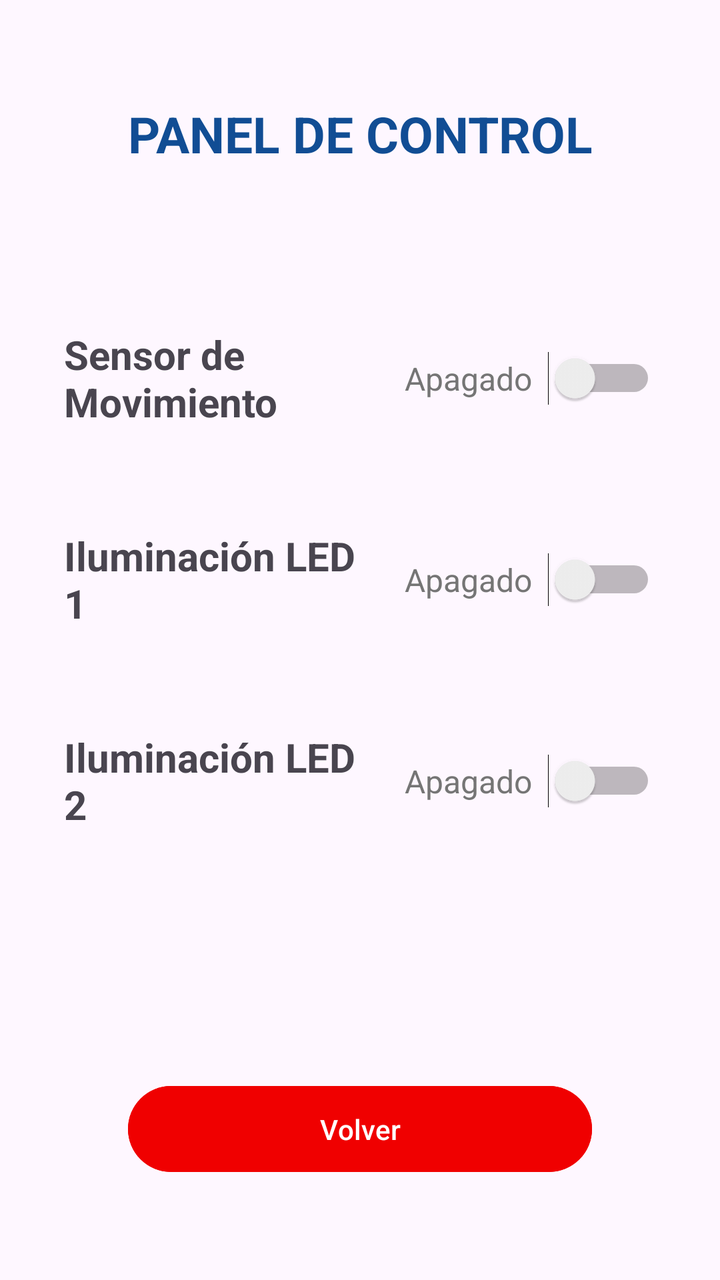
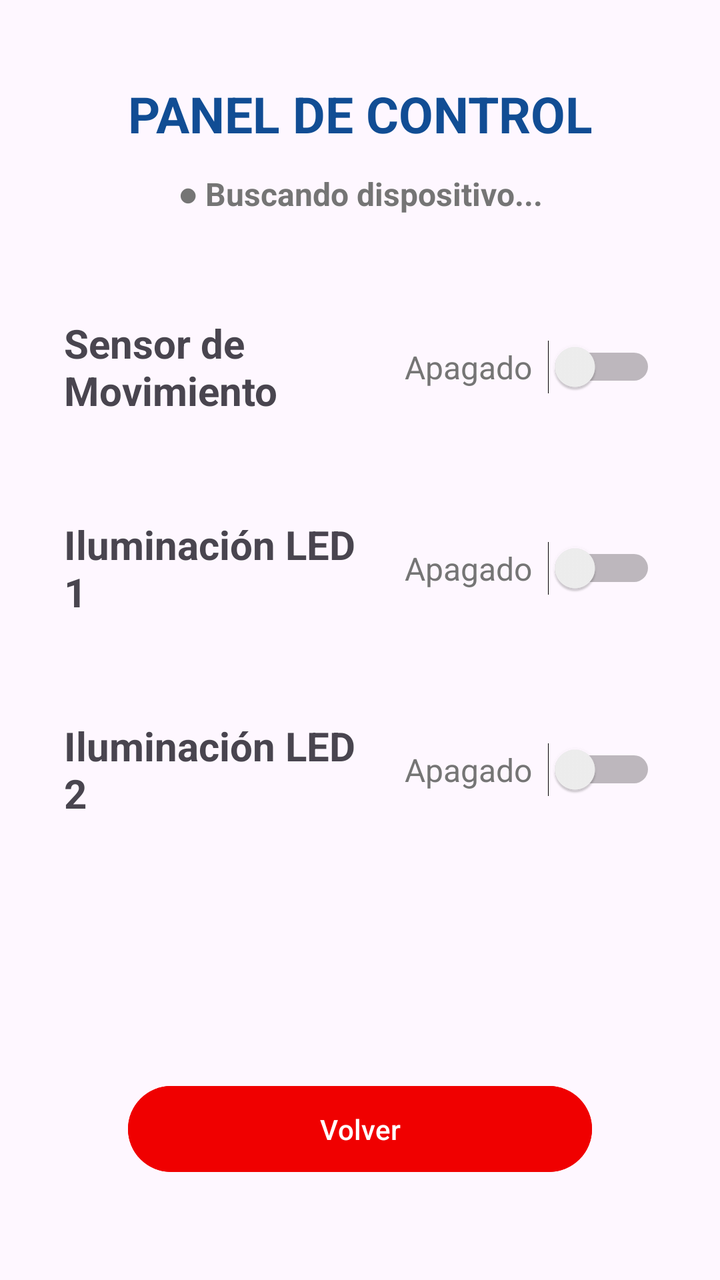

Before-and-after screenshots of an Android layout around one commit, followed by the original layout XML and the change that was made.
<!-- AndroidManifest.xml: application theme Theme.ProyectoIot -->
<!-- res/layout/activity_actuador.xml -->
<?xml version="1.0" encoding="utf-8"?>
<androidx.constraintlayout.widget.ConstraintLayout xmlns:android="http://schemas.android.com/apk/res/android"
    xmlns:app="http://schemas.android.com/apk/res-auto"
    xmlns:tools="http://schemas.android.com/tools"
    android:id="@+id/main"
    android:layout_width="match_parent"
    android:layout_height="match_parent"
    tools:context=".ActuadorActivity">

  
  <TextView
      android:id="@+id/titulo_control"
      android:layout_width="0dp"
      android:layout_height="wrap_content"
      android:layout_marginStart="32dp"
      android:layout_marginTop="50dp"
      android:layout_marginEnd="32dp"
      android:text="PANEL DE CONTROL"
      android:textAlignment="center"
      android:textColor="#114d94"
      android:textSize="25sp"
      android:textStyle="bold"
      app:layout_constraintEnd_toEndOf="parent"
      app:layout_constraintStart_toStartOf="parent"
      app:layout_constraintTop_toTopOf="parent" />

  
  
  
  <TextView
      android:id="@+id/label_sensor"
      android:layout_width="0dp"
      android:layout_height="wrap_content"
      android:layout_marginStart="32dp"
      android:layout_marginTop="80dp"
      android:layout_marginEnd="16dp"
      android:text="Sensor de Movimiento"
      android:textSize="20sp"
      android:textStyle="bold"
      app:layout_constraintEnd_toStartOf="@+id/switch_sensor"
      app:layout_constraintStart_toStartOf="parent"
      app:layout_constraintTop_toBottomOf="@+id/titulo_control" />

  <Switch
      android:id="@+id/switch_sensor"
      android:layout_width="wrap_content"
      android:layout_height="wrap_content"
      android:layout_marginEnd="32dp"
      android:text="Apagado  "
      android:textColor="#757575"
      android:textSize="16sp"
      app:layout_constraintBottom_toBottomOf="@+id/label_sensor"
      app:layout_constraintEnd_toEndOf="parent"
      app:layout_constraintTop_toTopOf="@+id/label_sensor" />

  
  
  
  <TextView
      android:id="@+id/label_led1"
      android:layout_width="0dp"
      android:layout_height="wrap_content"
      android:layout_marginStart="32dp"
      android:layout_marginTop="50dp"
      android:layout_marginEnd="16dp"
      android:text="Iluminación LED 1"
      android:textSize="20sp"
      android:textStyle="bold"
      app:layout_constraintEnd_toStartOf="@+id/switch_led1"
      app:layout_constraintStart_toStartOf="parent"
      app:layout_constraintTop_toBottomOf="@+id/label_sensor" />

  <Switch
      android:id="@+id/switch_led1"
      android:layout_width="wrap_content"
      android:layout_height="wrap_content"
      android:layout_marginEnd="32dp"
      android:text="Apagado  "
      android:textColor="#757575"
      android:textSize="16sp"
      app:layout_constraintBottom_toBottomOf="@+id/label_led1"
      app:layout_constraintEnd_toEndOf="parent"
      app:layout_constraintTop_toTopOf="@+id/label_led1" />

  
  
  
  <TextView
      android:id="@+id/label_led2"
      android:layout_width="0dp"
      android:layout_height="wrap_content"
      android:layout_marginStart="32dp"
      android:layout_marginTop="50dp"
      android:layout_marginEnd="16dp"
      android:text="Iluminación LED 2"
      android:textSize="20sp"
      android:textStyle="bold"
      app:layout_constraintEnd_toStartOf="@+id/switch_led2"
      app:layout_constraintStart_toStartOf="parent"
      app:layout_constraintTop_toBottomOf="@+id/label_led1" />

  <Switch
      android:id="@+id/switch_led2"
      android:layout_width="wrap_content"
      android:layout_height="wrap_content"
      android:layout_marginEnd="32dp"
      android:text="Apagado  "
      android:textColor="#757575"
      android:textSize="16sp"
      app:layout_constraintBottom_toBottomOf="@+id/label_led2"
      app:layout_constraintEnd_toEndOf="parent"
      app:layout_constraintTop_toTopOf="@+id/label_led2" />

  
  
  
  <Button
      android:id="@+id/btn_volver"
      android:layout_width="0dp"
      android:layout_height="wrap_content"
      android:layout_marginStart="64dp"
      android:layout_marginEnd="64dp"
      android:layout_marginBottom="50dp"
      android:backgroundTint="#F00000"
      android:padding="12dp"
      android:text="Volver"
      app:layout_constraintBottom_toBottomOf="parent"
      app:layout_constraintEnd_toEndOf="parent"
      app:layout_constraintStart_toStartOf="parent" />

</androidx.constraintlayout.widget.ConstraintLayout>
<!-- resources referenced by this layout -->
<resources>
  <style name="Theme.ProyectoIot" parent="Base.Theme.ProyectoIot" />
  <style name="Base.Theme.ProyectoIot" parent="Theme.Material3.DayNight.NoActionBar">
          
          
      </style>
</resources>

<!-- the commit's change to res/layout/activity_actuador.xml (unified diff, before → after) -->
@@ -13,7 +13,7 @@
       android:layout_width="0dp"
       android:layout_height="wrap_content"
       android:layout_marginStart="32dp"
-      android:layout_marginTop="50dp"
+      android:layout_marginTop="40dp"
       android:layout_marginEnd="32dp"
       android:text="PANEL DE CONTROL"
       android:textAlignment="center"
@@ -25,6 +25,20 @@
       app:layout_constraintTop_toTopOf="parent" />
 
   
+  <TextView
+      android:id="@+id/tv_estado_bluetooth"
+      android:layout_width="wrap_content"
+      android:layout_height="wrap_content"
+      android:layout_marginTop="12dp"
+      android:text="● Buscando dispositivo..."
+      android:textColor="#757575"
+      android:textSize="16sp"
+      android:textStyle="bold"
+      app:layout_constraintEnd_toEndOf="parent"
+      app:layout_constraintStart_toStartOf="parent"
+      app:layout_constraintTop_toBottomOf="@+id/titulo_control" />
+
+  
   
   
   <TextView
@@ -32,14 +46,14 @@
       android:layout_width="0dp"
       android:layout_height="wrap_content"
       android:layout_marginStart="32dp"
-      android:layout_marginTop="80dp"
+      android:layout_marginTop="50dp"
       android:layout_marginEnd="16dp"
       android:text="Sensor de Movimiento"
       android:textSize="20sp"
       android:textStyle="bold"
       app:layout_constraintEnd_toStartOf="@+id/switch_sensor"
       app:layout_constraintStart_toStartOf="parent"
-      app:layout_constraintTop_toBottomOf="@+id/titulo_control" />
+      app:layout_constraintTop_toBottomOf="@+id/tv_estado_bluetooth" />
 
   <Switch
       android:id="@+id/switch_sensor"
